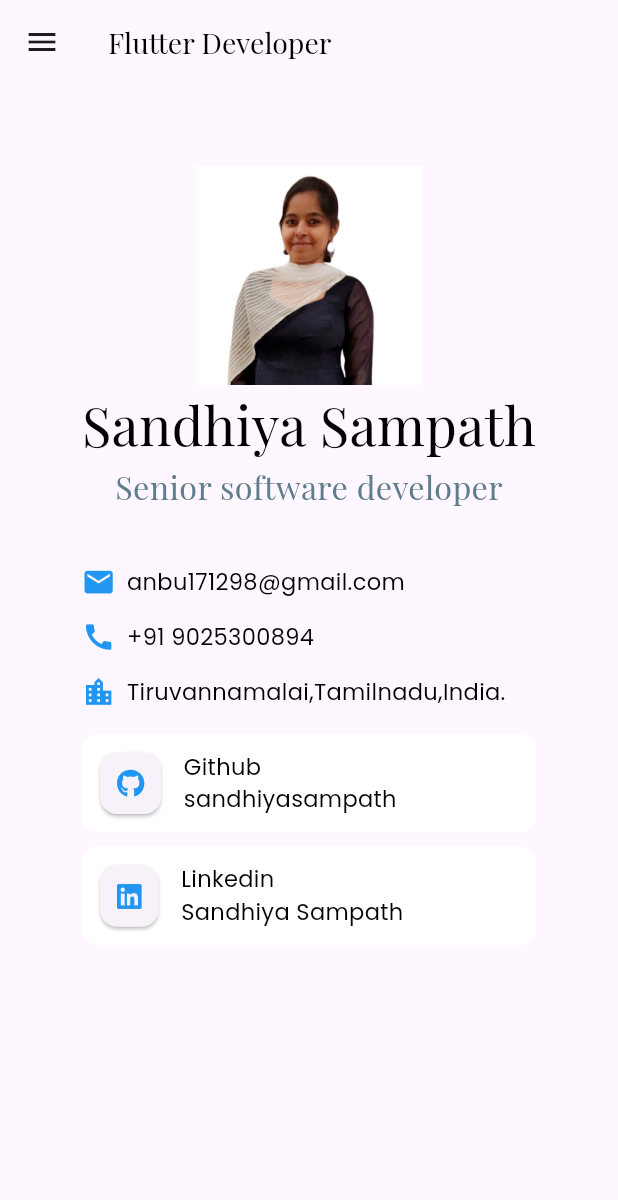
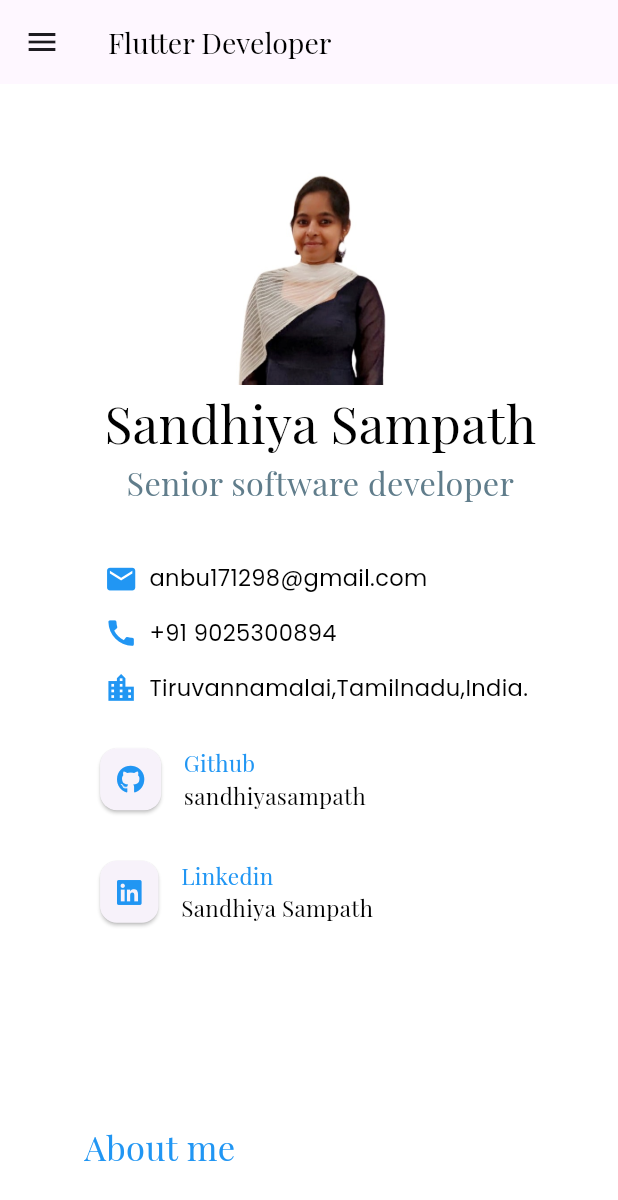
Before and after one commit to sandhiyasampath/sandhiyasampath.github.io, a Flutter app: the screen it shows after launch, on a phone screen of 412 x 824 dp. Shown: the top 1200 px of the screen. Run offline on Flutter 3.47's test engine with Material 2 defaults, Android fonts, the phone set to English and light mode, and no system bars; our stand-ins replace font_awesome_flutter, google_fonts, timelines.

Commit message:
changed the background color

```diff
--- a/lib/pages/education.dart
+++ b/lib/pages/education.dart
@@ -27,7 +27,7 @@ class Education extends StatelessWidget {
                 ? constrain.maxWidth * 0.5
                 : constrain.maxWidth * 0.4,
         decoration: BoxDecoration(
-          color: Colors.white,
+          // color: Colors.white,
           borderRadius: BorderRadius.circular(
             20.0,
           ),
--- a/lib/pages/experience.dart
+++ b/lib/pages/experience.dart
@@ -22,7 +22,7 @@ class _ExperienceState extends State<Experience> {
           heading3(
             text: "Proffesional Experience",
             appTheme: appTheme(fontFamily: FontFamily.bold),
-            color: Colors.black,
+            color: Colors.blue,
           ),
           const SizedBox(height: 50),
           Wrap(
--- a/lib/pages/home.dart
+++ b/lib/pages/home.dart
@@ -36,6 +36,13 @@ class _HomeState extends State<Home> {
                   ? CrossAxisAlignment.center
                   : CrossAxisAlignment.start,
               children: [
+                Padding(
+                  padding: const EdgeInsets.only(left: 16.0),
+                  child: Column(
+                      crossAxisAlignment: isMobile
+                          ? CrossAxisAlignment.center
+                          : CrossAxisAlignment.start,
+                      children: [
                         isMobile
                             ? Image.asset(
                                 "assets/sandhiya.png",
@@ -47,7 +54,8 @@ class _HomeState extends State<Home> {
                               text: "Sandhiya Sampath",
                               color: Colors.black,
                               maxLines: 1,
-                      appTheme: appTheme(fontFamily: FontFamily.semiBold)),
+                              appTheme:
+                                  appTheme(fontFamily: FontFamily.semiBold)),
                         ),
                         FittedBox(
                           child: heading2(
@@ -55,14 +63,6 @@ class _HomeState extends State<Home> {
                               color: Colors.blueGrey,
                               appTheme: appTheme(fontFamily: FontFamily.bold)),
                         ),
-                // Padding(
-                //   padding: const EdgeInsets.symmetric(vertical: 4.0),
-                //   child: body1(
-                //       text:
-                //           "I am a developer with four years of hands-on experience in developing and am looking for Flutter developer roles across India.",
-                //       color: Colors.black,
-                //       appTheme: appTheme()),
-                // ),
                         const SizedBox(
                           height: 32,
                         ),
@@ -114,6 +114,8 @@ class _HomeState extends State<Home> {
                             ),
                           ],
                         ),
+                      ]),
+                ),
                 AnimatedContact(
                   iconData: FontAwesomeIcons.github,
                   title: "Github",
--- a/lib/pages/my_portfolio.dart
+++ b/lib/pages/my_portfolio.dart
@@ -49,6 +49,7 @@ class _MyPortfolioState extends State<MyPortfolio> {
             )
           : null,
       body: Container(
+        color: Colors.white,
         padding: const EdgeInsets.all(32.0),
         child: SingleChildScrollView(
           child: Column(
@@ -81,7 +82,7 @@ class _MyPortfolioState extends State<MyPortfolio> {
                 ],
               ),
               const SizedBox(
-                height: 100,
+                height: 50,
               ),
               Wrap(
                 children: [
--- a/lib/utils/animated_contact_button.dart
+++ b/lib/utils/animated_contact_button.dart
@@ -66,14 +66,14 @@ class _AnimatedContactState extends State<AnimatedContact> {
             Column(
               crossAxisAlignment: CrossAxisAlignment.start,
               children: [
-                body1(
+                subtitle1(
                     text: widget.title,
-                    color: Colors.black,
-                    appTheme: appTheme(fontFamily: FontFamily.medium)),
-                body1(
+                    color: Colors.blue,
+                    appTheme: appTheme()),
+                subtitle1(
                     text: widget.subtitle,
                     color: Colors.black,
-                    appTheme: appTheme(fontFamily: FontFamily.medium)),
+                    appTheme: appTheme()),
               ],
             ),
           ],
```
Also changed, not shown: 1 other file. Lines whose indentation alone changed are shown as unchanged.
